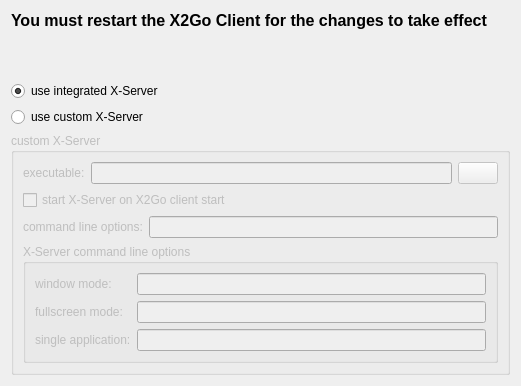
Above: xsettingsui.ui from zoltan-ongithub/x2goclient-qt5 before the change. Below: the same form after it.
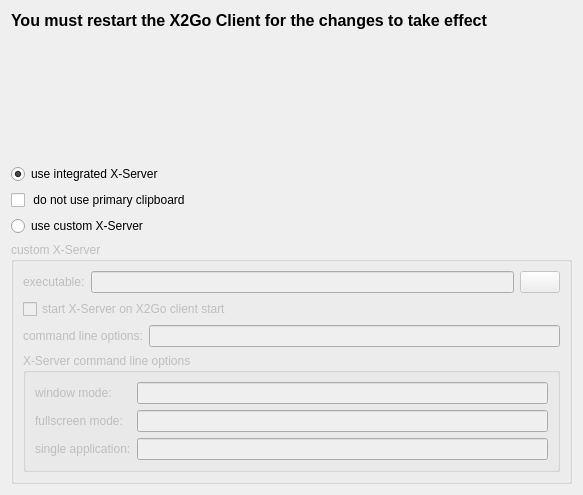
That is the form after the change.

Commit message: add checkbox for -noclipboardprimary argument for internal vcxsrv

Diff of the .ui file:
```diff
--- a/xsettingsui.ui
+++ b/xsettingsui.ui
@@ -7,8 +7,8 @@
    <rect>
     <x>0</x>
     <y>0</y>
-    <width>521</width>
-    <height>386</height>
+    <width>583</width>
+    <height>495</height>
    </rect>
   </property>
   <property name="windowTitle">
@@ -55,6 +55,13 @@
      </property>
     </widget>
    </item>
+   <item>
+    <widget class="QCheckBox" name="cbNoPrimary">
+     <property name="text">
+      <string> do not use primary clipboard</string>
+     </property>
+    </widget>
+   </item>
    <item>
     <widget class="QRadioButton" name="rbOther">
      <property name="text">
```
Left out of the diff: 54 changed lines with no effect on the pictures. The commit also changes 3 other files.
